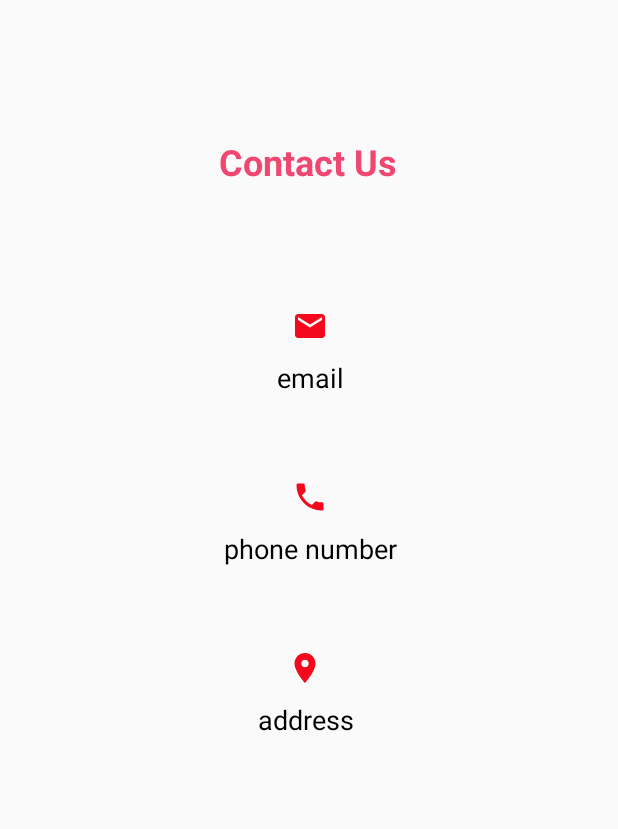
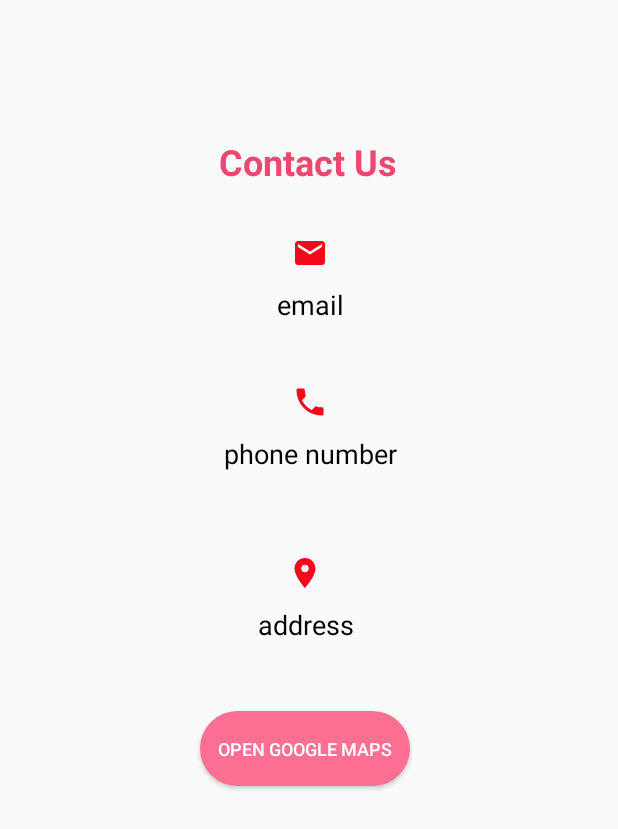
Before and after one commit to VanessaYngrid/BeautyStoreMobileApp, an Android app: the layout fragment_contact_us.xml on its own in the app's theme, with its tools: preview values and no code run, on a phone screen of 412 x 824 dp. Shown: the top 829 px of the screen. Run offline under Robolectric (Android 15) with nearby library versions, the light colour scheme and no system bars.

Commit message:
Update fragments layout

```diff
--- a/BeautyStoreApp/app/build.gradle.kts
+++ b/BeautyStoreApp/app/build.gradle.kts
@@ -1,6 +1,7 @@
 plugins {
     alias(libs.plugins.android.application)
     alias(libs.plugins.google.gms.google.services)
+    alias(libs.plugins.google.android.libraries.mapsplatform.secrets.gradle.plugin)
 }
 
 android {
@@ -27,6 +28,9 @@ android {
         sourceCompatibility = JavaVersion.VERSION_1_8
         targetCompatibility = JavaVersion.VERSION_1_8
     }
+    buildFeatures {
+        viewBinding = true
+    }
 }
 
 dependencies {
@@ -39,6 +43,7 @@ dependencies {
     implementation(libs.firebase.database)
     implementation(libs.firebase.firestore)
     implementation(libs.firebase.storage)
+    implementation(libs.play.services.maps)
     testImplementation(libs.junit)
     androidTestImplementation(libs.ext.junit)
     androidTestImplementation(libs.espresso.core)
--- a/BeautyStoreApp/app/src/main/res/layout-land/activity_registration.xml
+++ b/BeautyStoreApp/app/src/main/res/layout-land/activity_registration.xml
@@ -1,7 +1,8 @@
 <?xml version="1.0" encoding="utf-8"?>
 <FrameLayout xmlns:android="http://schemas.android.com/apk/res/android"
     android:layout_width="match_parent"
-    android:layout_height="match_parent">
+    android:layout_height="match_parent"
+    android:id="@+id/main">
 
     <LinearLayout
         android:id="@+id/LinearLayout"
--- a/BeautyStoreApp/app/src/main/res/layout/fragment_comments.xml
+++ b/BeautyStoreApp/app/src/main/res/layout/fragment_comments.xml
@@ -10,7 +10,7 @@
         android:id="@+id/comment_title_text_view"
         android:layout_width="200dp"
         android:layout_height="wrap_content"
-        android:layout_marginTop="35dp"
+        android:layout_marginTop="20dp"
         android:text="@string/comment_title_text_view"
         android:textAlignment="center"
         android:textColor="#EF476F"
@@ -104,7 +104,7 @@
         android:id="@+id/feedback_edit_text"
         android:layout_width="250dp"
         android:layout_height="50dp"
-        android:layout_marginTop="20dp"
+        android:layout_marginTop="10dp"
         android:hint="@string/feedback_edit_text"
         android:inputType="textMultiLine"
         app:layout_constraintEnd_toEndOf="@+id/ratingLayout"
--- a/BeautyStoreApp/app/src/main/res/layout/fragment_contact_us.xml
+++ b/BeautyStoreApp/app/src/main/res/layout/fragment_contact_us.xml
@@ -30,7 +30,7 @@
         android:id="@+id/iconEmail"
         android:layout_width="wrap_content"
         android:layout_height="wrap_content"
-        android:layout_marginTop="64dp"
+        android:layout_marginTop="15dp"
         android:src="@drawable/icon_email"
         app:layout_constraintEnd_toEndOf="@+id/title_contact_us"
         app:layout_constraintHorizontal_bias="0.504"
@@ -54,7 +54,7 @@
         android:id="@+id/iconPhone"
         android:layout_width="wrap_content"
         android:layout_height="wrap_content"
-        android:layout_marginTop="30dp"
+        android:layout_marginTop="15dp"
         android:src="@drawable/icon_phone"
         app:layout_constraintEnd_toEndOf="@+id/email_text_view"
         app:layout_constraintStart_toStartOf="@+id/email_text_view"
@@ -99,4 +99,16 @@
         app:layout_constraintStart_toStartOf="@+id/iconAddress"
         app:layout_constraintTop_toBottomOf="@+id/iconAddress" />
 
+    <Button
+        android:id="@+id/see_maps_button"
+        android:layout_width="140dp"
+        android:layout_height="50dp"
+        android:layout_marginTop="20dp"
+        android:text="@string/see_maps_button"
+        style="@style/ButtonStyle"
+        app:layout_constraintEnd_toEndOf="@+id/address_text_view"
+        app:layout_constraintStart_toStartOf="@+id/address_text_view"
+        app:layout_constraintTop_toBottomOf="@+id/address_text_view" />
+
+
 </androidx.constraintlayout.widget.ConstraintLayout>
--- a/BeautyStoreApp/app/src/main/res/layout/fragment_update_profile.xml
+++ b/BeautyStoreApp/app/src/main/res/layout/fragment_update_profile.xml
@@ -25,7 +25,7 @@
     <TextView
         android:id="@+id/update_instruction_text_view"
         android:layout_width="300dp"
-        android:layout_height="30dp"
+        android:layout_height="20dp"
         android:text="@string/update_instruction_text_view"
         android:textAlignment="center"
         app:layout_constraintEnd_toEndOf="@+id/update_profile_text_view"
@@ -36,7 +36,7 @@
         android:id="@+id/update_fname_edit_text"
         android:layout_width="300dp"
         android:layout_height="48dp"
-        android:layout_marginTop="28dp"
+        android:layout_marginTop="15dp"
         android:background="#EDEDE9"
         android:ems="10"
         android:hint="@string/update_fname_edit_text"
@@ -108,7 +108,7 @@
         style="@style/ButtonStyle"
         android:layout_width="200dp"
         android:layout_height="48dp"
-        android:layout_marginTop="30dp"
+        android:layout_marginTop="20dp"
         android:text="@string/save_update_button"
         app:layout_constraintEnd_toEndOf="@+id/update_password_edit_text"
         app:layout_constraintStart_toStartOf="@+id/update_password_edit_text"
--- a/BeautyStoreApp/app/src/main/res/values/strings.xml
+++ b/BeautyStoreApp/app/src/main/res/values/strings.xml
@@ -111,6 +111,7 @@
     <string name="email_text_view">email</string>
     <string name="phone_number_text_view">phone number</string>
     <string name="address_text_view">address</string>
+    <string name="see_maps_button">Open Google Maps</string>
 
     //Comments and feedback Fragment
     <string name="comment_title_text_view">Leave a Feedback</string>
@@ -125,5 +126,6 @@
     <string name="star_3">Star 3</string>
     <string name="star_4">Star 4</string>
     <string name="star_5">Star 5</string>
+    <string name="title_activity_maps">MapsActivity</string>
 
 </resources>
--- a/BeautyStoreApp/build.gradle.kts
+++ b/BeautyStoreApp/build.gradle.kts
@@ -2,4 +2,5 @@
 plugins {
     alias(libs.plugins.android.application) apply false
     alias(libs.plugins.google.gms.google.services) apply false
+    alias(libs.plugins.google.android.libraries.mapsplatform.secrets.gradle.plugin) apply false
 }
--- a/BeautyStoreApp/gradle/libs.versions.toml
+++ b/BeautyStoreApp/gradle/libs.versions.toml
@@ -12,6 +12,8 @@ firebaseAuth = "23.0.0"
 firebaseDatabase = "21.0.0"
 firebaseFirestore = "25.0.0"
 firebaseStorage = "21.0.0"
+googleAndroidLibrariesMapsplatformSecretsGradlePlugin = "2.0.1"
+playServicesMaps = "19.0.0"
 
 [libraries]
 junit = { group = "junit", name = "junit", version.ref = "junit" }
@@ -25,7 +27,9 @@ firebase-auth = { group = "com.google.firebase", name = "firebase-auth", version
 firebase-database = { group = "com.google.firebase", name = "firebase-database", version.ref = "firebaseDatabase" }
 firebase-firestore = { group = "com.google.firebase", name = "firebase-firestore", version.ref = "firebaseFirestore" }
 firebase-storage = { group = "com.google.firebase", name = "firebase-storage", version.ref = "firebaseStorage" }
+play-services-maps = { group = "com.google.android.gms", name = "play-services-maps", version.ref = "playServicesMaps" }
 
 [plugins]
 android-application = { id = "com.android.application", version.ref = "agp" }
 google-gms-google-services = { id = "com.google.gms.google-services", version.ref = "googleGmsGoogleServices" }
+google-android-libraries-mapsplatform-secrets-gradle-plugin = { id = "com.google.android.libraries.mapsplatform.secrets-gradle-plugin", version.ref = "googleAndroidLibrariesMapsplatformSecretsGradlePlugin" }
```
Also changed, not shown: BeautyStoreApp/app/src/main/AndroidManifest.xml (+22 -0 lines), BeautyStoreApp/app/src/main/java/com/example/beautystoreapp/ContactUsFragment.java (+12 -0 lines), BeautyStoreApp/app/src/main/java/com/example/beautystoreapp/MapsActivity.java (added, +102 -0 lines), BeautyStoreApp/app/src/main/res/layout/activity_maps.xml (added, +9 -0 lines).
